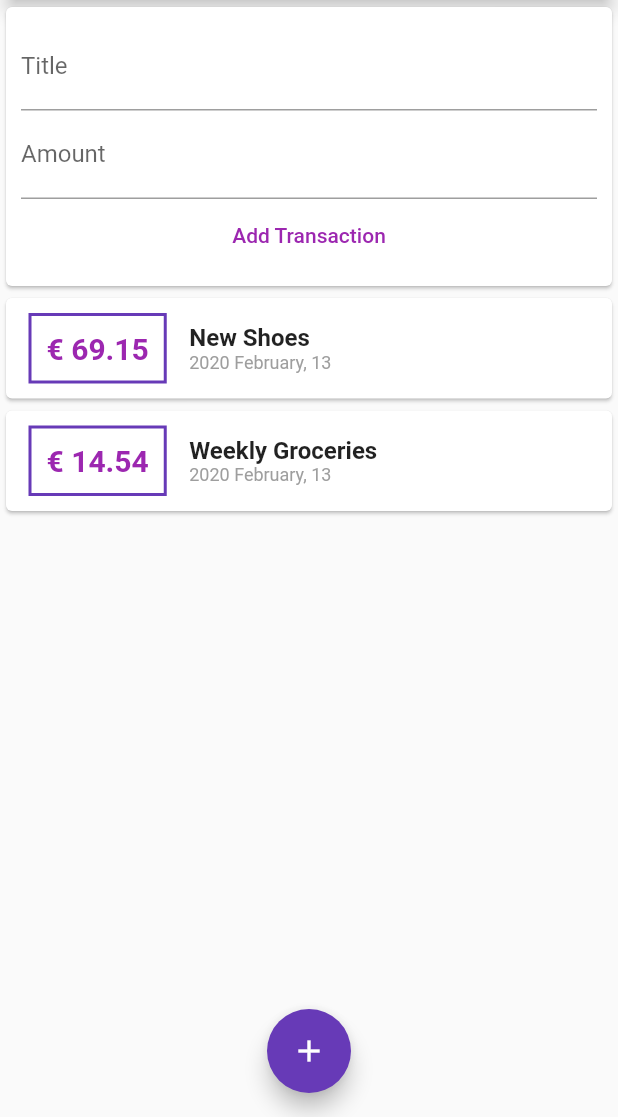
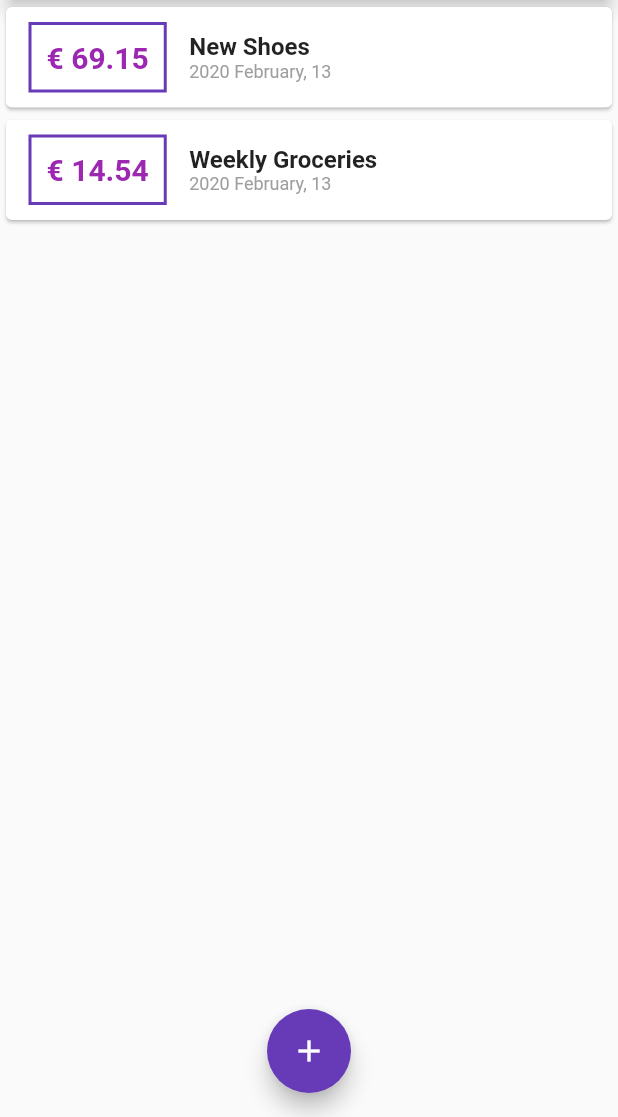
Before and after one commit to zettlrobert/expense_tracker, a Flutter app: the screen it shows after launch, on a phone screen of 412 x 824 dp, the part 119-1236 px from its top. Run offline on Flutter 3.47's test engine with Material 2 defaults, Android fonts, the phone set to English and light mode, and no system bars.

```diff
--- a/lib/main.dart
+++ b/lib/main.dart
@@ -1,6 +1,9 @@
+import 'package:expense_tracker/widgets/new_transaction.dart';
 import 'package:flutter/material.dart';
 
-import './widgets/user_transactions.dart';
+import './widgets/new_transaction.dart';
+import './widgets/transaction_list.dart';
+import './models/transaction.dart';
 
 void main() => runApp(MyApp());
 
@@ -17,11 +20,49 @@ class MyApp extends StatelessWidget {
   }
 }
 
-class MyHomePage extends StatelessWidget {
+class MyHomePage extends StatefulWidget {
   // String titleInput;
   // String amountInput;
-  final titleController = TextEditingController();
-  final amountController = TextEditingController();
+  @override
+  _MyHomePageState createState() => _MyHomePageState();
+}
+
+class _MyHomePageState extends State<MyHomePage> {
+  final List<Transaction> _userTransactions = [
+    Transaction(
+        id: 't1', title: 'New Shoes', amount: 69.15, date: DateTime.now()),
+    Transaction(
+        id: 't2',
+        title: 'Weekly Groceries',
+        amount: 14.54,
+        date: DateTime.now()),
+  ];
+
+  void _addNewTransaction(String txTitle, double txAmount) {
+    final newTx = Transaction(
+      title: txTitle,
+      amount: txAmount,
+      date: DateTime.now(),
+      id: DateTime.now().toString(),
+    );
+
+    setState(() {
+      _userTransactions.add(newTx);
+    });
+  }
+
+  void _startAddNewTransaction(BuildContext ctx) {
+    showModalBottomSheet(
+      context: ctx,
+      builder: (bCtx) {
+        return GestureDetector(
+          onTap: () {},
+          child: NewTransaction(_addNewTransaction),
+          behavior: HitTestBehavior.opaque,
+        );
+      },
+    );
+  }
 
   @override
   Widget build(BuildContext context) {
@@ -31,7 +72,7 @@ class MyHomePage extends StatelessWidget {
         actions: <Widget>[
           IconButton(
             icon: Icon(Icons.add),
-            onPressed: () {},
+            onPressed: () => _startAddNewTransaction(context),
           ),
         ],
       ),
@@ -47,13 +88,14 @@ class MyHomePage extends StatelessWidget {
                 elevation: 5,
               ),
             ),
-            UserTransactions(),
+            TransactionList(_userTransactions),
           ],
         ),
       ),
       floatingActionButtonLocation: FloatingActionButtonLocation.centerFloat,
       floatingActionButton: FloatingActionButton(
         child: Icon(Icons.add),
+        onPressed: () => _startAddNewTransaction(context),
       ),
     );
   }
--- a/lib/widgets/user_transactions.dart
+++ /dev/null
@@ -1,45 +0,0 @@
-import 'package:flutter/material.dart';
-
-import './new_transaction.dart';
-import './transaction_list.dart';
-import '../models/transaction.dart';
-
-class UserTransactions extends StatefulWidget {
-  @override
-  _UserTransactionsState createState() => _UserTransactionsState();
-}
-
-class _UserTransactionsState extends State<UserTransactions> {
-  final List<Transaction> _userTransactions = [
-    Transaction(
-        id: 't1', title: 'New Shoes', amount: 69.15, date: DateTime.now()),
-    Transaction(
-        id: 't2',
-        title: 'Weekly Groceries',
-        amount: 14.54,
-        date: DateTime.now()),
-  ];
-
-  void _addNewTransaction(String txTitle, double txAmount) {
-    final newTx = Transaction(
-      title: txTitle,
-      amount: txAmount,
-      date: DateTime.now(),
-      id: DateTime.now().toString(),
-    );
-
-    setState(() {
-      _userTransactions.add(newTx);
-    });
-  }
-
-  @override
-  Widget build(BuildContext context) {
-    return Column(
-      children: <Widget>[
-        NewTransaction(_addNewTransaction),
-        TransactionList(_userTransactions),
-      ],
-    );
-  }
-}
```
